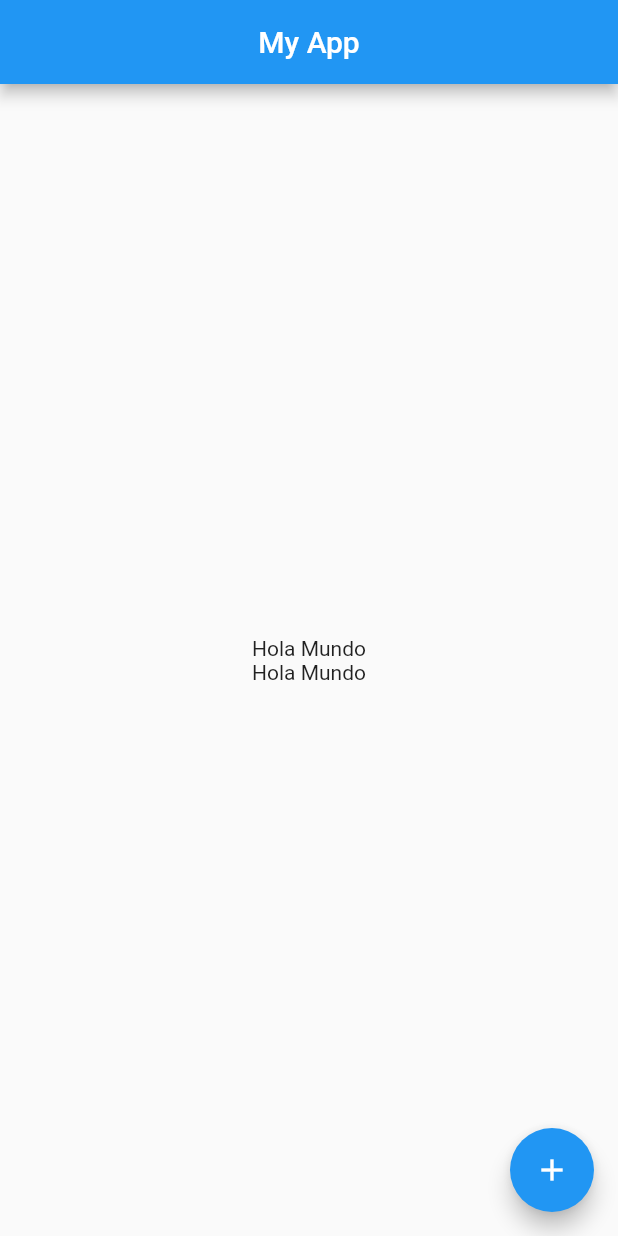
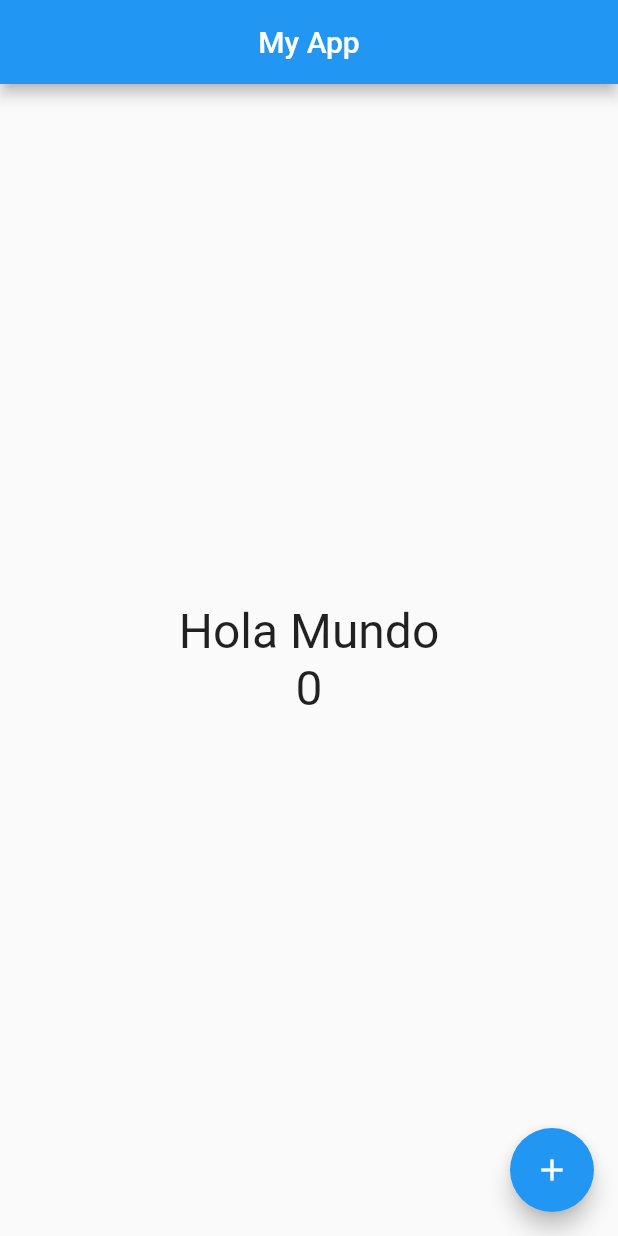
Before and after one commit to Taws-Espol/myapp, a Flutter app: the screen it shows after launch, on a phone screen of 412 x 824 dp. Run offline on Flutter 3.47's test engine with Material 2 defaults, Android fonts, the phone set to English and light mode, and no system bars.

```diff
--- a/lib/main.dart
+++ b/lib/main.dart
@@ -6,12 +6,18 @@ void main() {
 }
 
 class MyApp extends StatelessWidget {
+
+
   @override
   Widget build(BuildContext context) {
+
     return MaterialApp(
       debugShowCheckedModeBanner: false,
       title: "Mi primera aplicación",
       home: HomePage(),
     );
+
   }
+
+
 }
--- a/lib/src/pages/home_page.dart
+++ b/lib/src/pages/home_page.dart
@@ -1,9 +1,19 @@
-
-
 import 'package:flutter/material.dart';
 
+class HomePage extends StatefulWidget {
+  @override
+  State<HomePage> createState() => _HomePageState();
+}
 
-class HomePage extends StatelessWidget {
+class _HomePageState extends State<HomePage> {
+  int counter = 0;
+
+  void incrementar() {
+    setState(() {
+      counter++;
+    });
+  }
+
   @override
   Widget build(BuildContext context) {
     return Scaffold(
@@ -11,9 +21,9 @@ class HomePage extends StatelessWidget {
         title: Text("My App"),
         centerTitle: true,
       ),
-      body: _BodyHomePage(),
+      body: _BodyHomePage(counter: counter),
       floatingActionButton: FloatingActionButton(
-        onPressed: () => print("A"),
+        onPressed: incrementar,
         child: Icon(Icons.add),
       ),
     );
@@ -21,9 +31,9 @@ class HomePage extends StatelessWidget {
 }
 
 class _BodyHomePage extends StatelessWidget {
-  const _BodyHomePage({
-    Key? key,
-  }) : super(key: key);
+  final int counter;
+
+  _BodyHomePage({required this.counter});
 
   @override
   Widget build(BuildContext context) {
@@ -33,8 +43,14 @@ class _BodyHomePage extends StatelessWidget {
         child: Column(
           mainAxisAlignment: MainAxisAlignment.center,
           children: [
-            Text("Hola Mundo"),
-            Text("Hola Mundo"),
+            Text(
+              "Hola Mundo",
+              style: TextStyle(fontSize: 32),
+            ),
+            Text(
+              "$counter",
+              style: TextStyle(fontSize: 32),
+            ),
           ],
         ),
       ),
```
